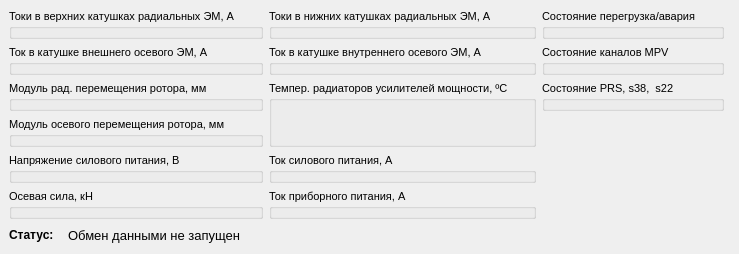
Old version of the form displaypanel.ui in the repository devotottt/ktm2cm.
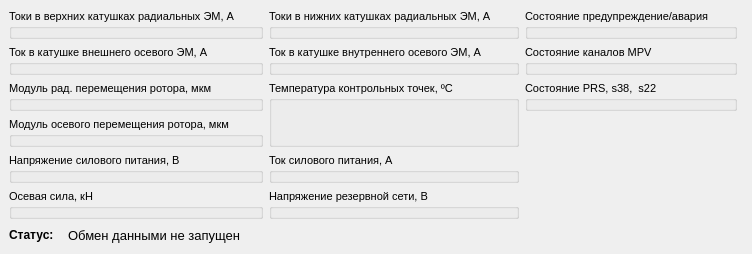
New version of the form.

What changed in the file:
```diff
--- a/displaypanel.ui
+++ b/displaypanel.ui
@@ -6,8 +6,8 @@
    <rect>
     <x>0</x>
     <y>0</y>
-    <width>737</width>
-    <height>224</height>
+    <width>748</width>
+    <height>232</height>
    </rect>
   </property>
   <property name="sizePolicy">
@@ -35,7 +35,7 @@
        </font>
       </property>
       <property name="title">
-       <string>Темпер. радиаторов усилителей мощности, ºС</string>
+       <string>Температура контрольных точек, ºС</string>
       </property>
       <property name="flat">
        <bool>false</bool>
@@ -77,7 +77,7 @@
        </font>
       </property>
       <property name="title">
-       <string>Модуль осевого перемещения ротора, мм</string>
+       <string>Модуль осевого перемещения ротора, мкм</string>
       </property>
       <property name="flat">
        <bool>false</bool>
@@ -135,7 +135,7 @@
        </font>
       </property>
       <property name="title">
-       <string>Модуль рад. перемещения ротора, мм</string>
+       <string>Модуль рад. перемещения ротора, мкм</string>
       </property>
       <property name="flat">
        <bool>false</bool>
@@ -164,7 +164,7 @@
        </font>
       </property>
       <property name="title">
-       <string>Ток приборного питания, А</string>
+       <string>Напряжение резервной сети, В</string>
       </property>
       <property name="flat">
        <bool>false</bool>
@@ -376,7 +376,7 @@
          </font>
         </property>
         <property name="title">
-         <string>Состояние перегрузка/авария</string>
+         <string>Состояние предупреждение/авария</string>
         </property>
         <property name="flat">
          <bool>false</bool>
```
